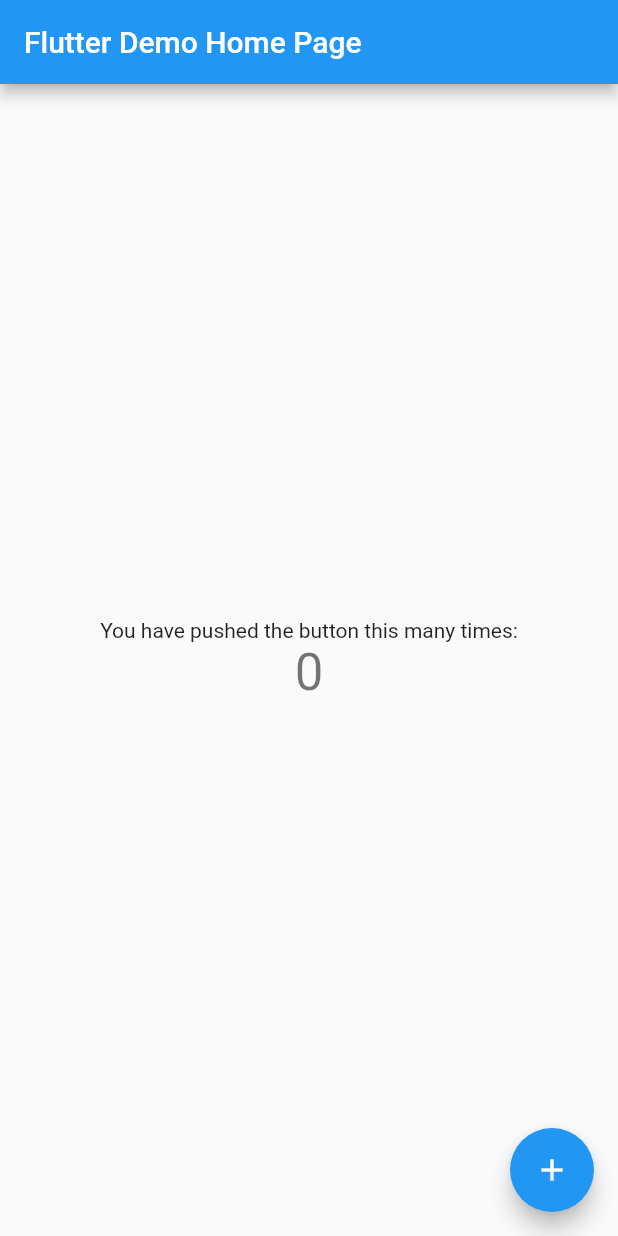
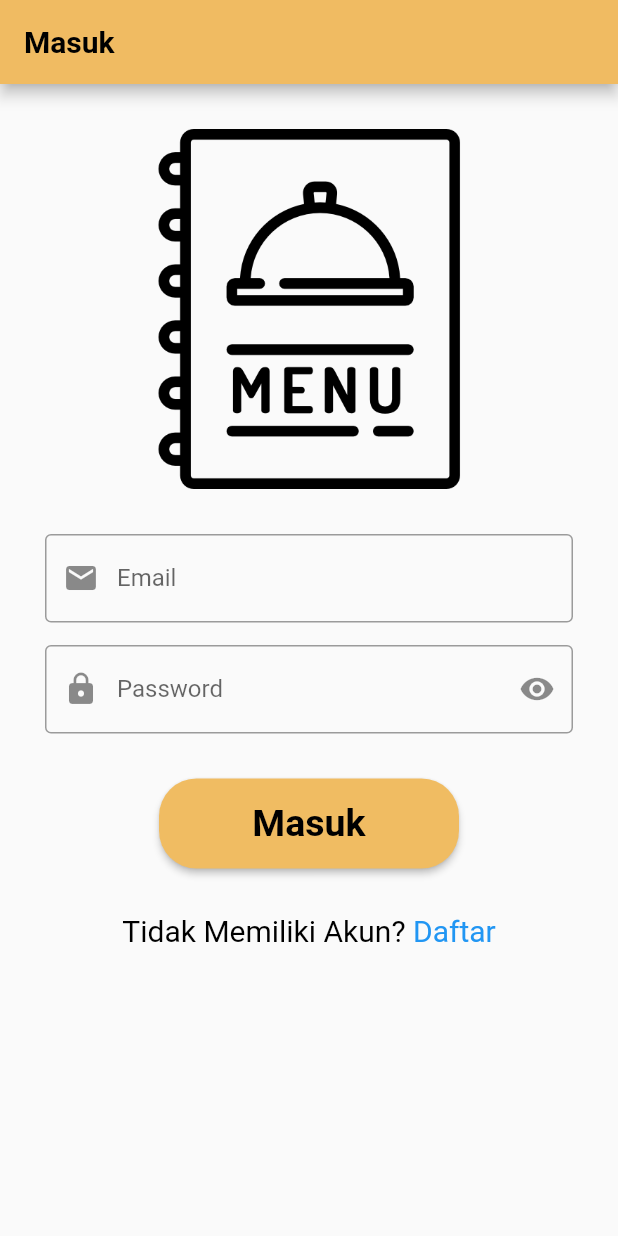
Before and after one commit to Sumano15/ProyekAmbw, a Flutter app: the screen it shows after launch, on a phone screen of 412 x 824 dp. Run offline on Flutter 3.47's test engine with Material 2 defaults, Android fonts, the phone set to English and light mode, and no system bars.

Commit message:
ui Login Sign Up

```diff
--- /dev/null
+++ b/lib/login.dart
@@ -0,0 +1,139 @@
+import 'package:ambwproyek/siginin.dart';
+import 'package:flutter/cupertino.dart';
+import 'package:flutter/gestures.dart';
+import 'package:flutter/material.dart';
+
+class LogInScreen extends StatefulWidget {
+  const LogInScreen({Key? key}) : super(key: key);
+
+  @override
+  State<LogInScreen> createState() => _LogInScreenState();
+}
+
+class _LogInScreenState extends State<LogInScreen> {
+  bool _isObscure = true;
+  final EmailController = TextEditingController();
+  final PasswordController = TextEditingController();
+  @override
+  Widget build(BuildContext context) {
+    return MaterialApp(
+      title: 'Login',
+      home: Scaffold(
+        appBar: AppBar(
+          backgroundColor: Color(0xFFF0BB62),
+          title: Text('Masuk',
+              style: TextStyle(
+                  color: Colors.black,
+                  fontSize: 20,
+                  fontWeight: FontWeight.bold)),
+        ),
+        body: SingleChildScrollView(
+          child: Column(
+            children: [
+              SizedBox(
+                height: 30,
+              ),
+              Image.asset(
+                "asset/images/menu.png",
+                fit: BoxFit.fitWidth,
+                width: 240,
+                height: 240,
+                color: Colors.black,
+              ),
+              SizedBox(
+                height: 30,
+              ),
+              Container(
+                padding: EdgeInsets.fromLTRB(30, 0, 30, 0),
+                child: Column(children: [
+                  TextField(
+                    controller: EmailController,
+                    decoration: InputDecoration(
+                      border: OutlineInputBorder(),
+                      labelText: 'Email',
+                      prefixIcon: Icon(Icons.email),
+                    ),
+                  ),
+                  SizedBox(
+                    height: 15,
+                  ),
+                  TextField(
+                    obscureText: _isObscure,
+                    obscuringCharacter: "*",
+                    controller: PasswordController,
+                    decoration: InputDecoration(
+                        border: OutlineInputBorder(),
+                        labelText: 'Password',
+                        prefixIcon: Icon(Icons.lock),
+                        suffixIcon: IconButton(
+                          icon: Icon(
+                            _isObscure
+                                ? Icons.visibility
+                                : Icons.visibility_off,
+                          ),
+                          onPressed: () {
+                            setState(() {
+                              _isObscure = !_isObscure;
+                            });
+                          },
+                        )),
+                  ),
+                  SizedBox(
+                    height: 30,
+                  ),
+                  ElevatedButton(
+                    style: ElevatedButton.styleFrom(
+                      primary: Color.fromRGBO(240, 188, 98, 1),
+                      fixedSize: const Size(200, 60),
+                      shape: RoundedRectangleBorder(
+                        borderRadius: BorderRadius.circular(25),
+                      ),
+                    ),
+                    onPressed: () {},
+                    child: Text(
+                      'Masuk',
+                      style: TextStyle(
+                        fontSize: 25,
+                        color: Colors.black,
+                        fontWeight: FontWeight.bold,
+                      ),
+                    ),
+                  ),
+                  SizedBox(
+                    height: 30,
+                  ),
+                  RichText(
+                      text: TextSpan(
+                    text: 'Tidak Memiliki Akun? ',
+                    style: TextStyle(
+                      fontSize: 20,
+                      color: Colors.black,
+                    ),
+                    children: [
+                      TextSpan(
+                        text: 'Daftar',
+                        style: TextStyle(
+                          fontSize: 20,
+                          color: Colors.blue,
+                        ),
+                        recognizer: TapGestureRecognizer()
+                          ..onTap = () {
+                            Navigator.push(
+                              context,
+                              MaterialPageRoute(
+                                builder: (context) => SignInScreen(),
+                              ),
+                            );
+                          },
+                      ),
+                    ],
+                  )),
+                ]),
+              )
+            ],
+          ),
+        ),
+      ),
+    );
+  }
+}
--- a/lib/main.dart
+++ b/lib/main.dart
@@ -1,3 +1,4 @@
+import 'package:ambwproyek/login.dart';
 import 'package:flutter/material.dart';
 
 void main() {
@@ -24,92 +25,6 @@
           // is not restarted.
           primarySwatch: Colors.blue,
         ),
-      home: const MyHomePage(title: 'Flutter Demo Home Page'),
-    );
+        home: const LogInScreen());
   }
 }
-
-class MyHomePage extends StatefulWidget {
-  const MyHomePage({Key? key, required this.title}) : super(key: key);
-
-  // This widget is the home page of your application. It is stateful, meaning
-  // that it has a State object (defined below) that contains fields that affect
-  // how it looks.
-
-  // This class is the configuration for the state. It holds the values (in this
-  // case the title) provided by the parent (in this case the App widget) and
-  // used by the build method of the State. Fields in a Widget subclass are
-  // always marked "final".
-
-  final String title;
-
-  @override
-  State<MyHomePage> createState() => _MyHomePageState();
-}
-
-class _MyHomePageState extends State<MyHomePage> {
-  int _counter = 0;
-
-  void _incrementCounter() {
-    setState(() {
-      // This call to setState tells the Flutter framework that something has
-      // changed in this State, which causes it to rerun the build method below
-      // so that the display can reflect the updated values. If we changed
-      // _counter without calling setState(), then the build method would not be
-      // called again, and so nothing would appear to happen.
-      _counter++;
-    });
-  }
-
-  @override
-  Widget build(BuildContext context) {
-    // This method is rerun every time setState is called, for instance as done
-    // by the _incrementCounter method above.
-    //
-    // The Flutter framework has been optimized to make rerunning build methods
-    // fast, so that you can just rebuild anything that needs updating rather
-    // than having to individually change instances of widgets.
-    return Scaffold(
-      appBar: AppBar(
-        // Here we take the value from the MyHomePage object that was created by
-        // the App.build method, and use it to set our appbar title.
-        title: Text(widget.title),
-      ),
-      body: Center(
-        // Center is a layout widget. It takes a single child and positions it
-        // in the middle of the parent.
-        child: Column(
-          // Column is also a layout widget. It takes a list of children and
-          // arranges them vertically. By default, it sizes itself to fit its
-          // children horizontally, and tries to be as tall as its parent.
-          //
-          // Invoke "debug painting" (press "p" in the console, choose the
-          // "Toggle Debug Paint" action from the Flutter Inspector in Android
-          // Studio, or the "Toggle Debug Paint" command in Visual Studio Code)
-          // to see the wireframe for each widget.
-          //
-          // Column has various properties to control how it sizes itself and
-          // how it positions its children. Here we use mainAxisAlignment to
-          // center the children vertically; the main axis here is the vertical
-          // axis because Columns are vertical (the cross axis would be
-          // horizontal).
-          mainAxisAlignment: MainAxisAlignment.center,
-          children: <Widget>[
-            const Text(
-              'You have pushed the button this many times:',
-            ),
-            Text(
-              '$_counter',
-              style: Theme.of(context).textTheme.headline4,
-            ),
-          ],
-        ),
-      ),
-      floatingActionButton: FloatingActionButton(
-        onPressed: _incrementCounter,
-        tooltip: 'Increment',
-        child: const Icon(Icons.add),
-      ), // This trailing comma makes auto-formatting nicer for build methods.
-    );
-  }
-}
--- /dev/null
+++ b/lib/style/colors.dart
@@ -0,0 +1,3 @@
+import 'package:flutter/material.dart';
+
+Color primaryColor = Color(0xFFF0BB62);
```
Also changed, not shown: lib/siginin.dart (added, +193 -0 lines), pubspec.yaml (+3 -6 lines), asset/images/menu.png (added). Lines whose indentation alone changed are shown as unchanged.
